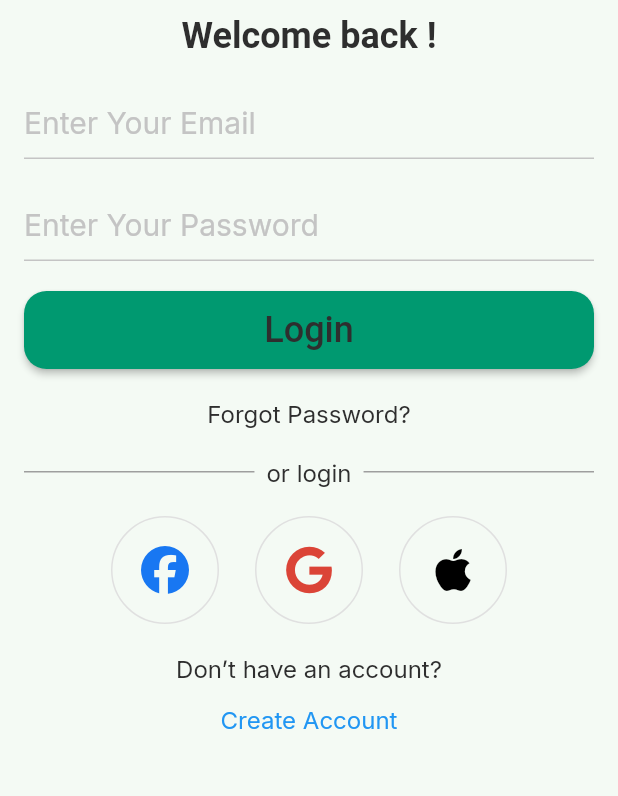
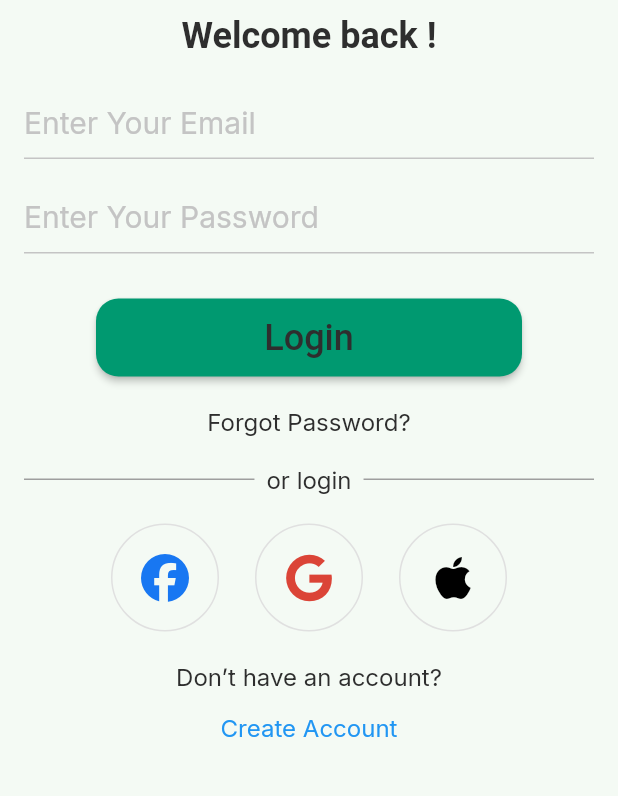
Before and after one commit to EbramWagdy1/GrowIQ, a Flutter app: the Login screen opened directly, on a phone screen of 412 x 824 dp, the part 354-1150 px from its top. Run offline on Flutter 3.47's test engine with Material 3 defaults, Android fonts, the phone set to English and light mode, and no system bars; our stand-ins replace firebase_auth, firebase_core, flutter_bloc, font_awesome_flutter, get_it, go_router and 4 more; accounts and stored records are empty.

Commit message:
customloginform

```diff
--- a/lib/feauters/Auth/presentation/views/login.dart
+++ b/lib/feauters/Auth/presentation/views/login.dart
@@ -2,9 +2,8 @@ import 'package:flutter/material.dart';
 import 'package:growiq/core/functions/navigation.dart';
 import 'package:growiq/core/utils/app_strings.dart';
 import 'package:growiq/core/utils/app_text_style.dart';
-import 'package:growiq/core/widgets/custom_Buttom.dart';
 import 'package:growiq/feauters/Auth/presentation/views/auth_form.dart';
-import 'package:growiq/feauters/Auth/widgets/CustomTextField.dart';
+import 'package:growiq/feauters/Auth/widgets/CustomLoginForm.dart';
 import 'package:growiq/feauters/Auth/widgets/logo_widget.dart';
 
 class Loginview extends StatelessWidget {
@@ -30,20 +29,7 @@ class Login extends StatelessWidget {
               child: Logowidget(text: AppStrings.loginSubtitle),
             ),
             SliverToBoxAdapter(child: SizedBox(height: 20)),
-            SliverToBoxAdapter(child: CustomTextFormField(text: AppStrings.email)),
-            SliverToBoxAdapter(child: SizedBox(height: 20)),
-            SliverToBoxAdapter(
-              child: CustomTextFormField(text: AppStrings.password),
-            ),
-            SliverToBoxAdapter(child: SizedBox(height: 20)),
-            SliverToBoxAdapter(
-              child: CustomButtom(
-                text: AppStrings.login,
-                onPressed: () {
-                  customReplacementNavigate(context, '/Home');
-                },
-              ),
-            ),
+            SliverToBoxAdapter(child:CustomLoginForm()),
             SliverToBoxAdapter(child: SizedBox(height: 20)),
             SliverToBoxAdapter(
               child: GestureDetector(
--- /dev/null
+++ b/lib/feauters/Auth/widgets/CustomLoginForm.dart
@@ -0,0 +1,27 @@
+import 'package:flutter/material.dart';
+import 'package:growiq/core/functions/navigation.dart';
+import 'package:growiq/core/utils/app_strings.dart';
+import 'package:growiq/core/widgets/custom_Buttom.dart';
+import 'package:growiq/feauters/Auth/widgets/CustomTextField.dart';
+
+class CustomLoginForm extends StatelessWidget {
+  const CustomLoginForm({super.key});
+
+  @override
+  Widget build(BuildContext context) {
+    return Form(child: Column(
+      children: [
+        CustomTextFormField(text: AppStrings.email),
+        SizedBox(height: 15),
+        CustomTextFormField(text: AppStrings.password),
+        SizedBox(height: 30),
+        CustomButtom(
+          text: AppStrings.login,
+          onPressed: () {
+            customNavigate(context, '/Home');
+          },
+        ),
+      ],
+    ));
+  }
+}
```
